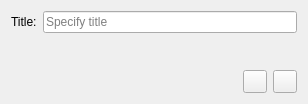
This is ui/novel_creation_dialog.ui in zkovari/plotlyst as Qt 5 draws it before an edit. The edited form follows.
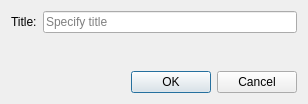
This is the edited form.

Commit message: Replace custom dialog buttons with default ones, closes #240, closes #239

What changed in the file:
```diff
--- a/ui/novel_creation_dialog.ui
+++ b/ui/novel_creation_dialog.ui
@@ -52,47 +52,11 @@
     </spacer>
    </item>
    <item>
-    <layout class="QHBoxLayout" name="horizontalLayout">
-     <item>
-      <spacer name="horizontalSpacer">
-       <property name="orientation">
-        <enum>Qt::Horizontal</enum>
-       </property>
-       <property name="sizeHint" stdset="0">
-        <size>
-         <width>40</width>
-         <height>20</height>
-        </size>
-       </property>
-      </spacer>
-     </item>
-     <item>
-      <widget class="QToolButton" name="btnCancel">
-       <property name="cursor">
-        <cursorShape>PointingHandCursor</cursorShape>
-       </property>
-       <property name="text">
-        <string/>
-       </property>
-       <property name="shortcut">
-        <string>Esc</string>
-       </property>
-      </widget>
-     </item>
-     <item>
-      <widget class="QToolButton" name="btnConfirm">
-       <property name="cursor">
-        <cursorShape>PointingHandCursor</cursorShape>
-       </property>
-       <property name="text">
-        <string/>
-       </property>
-       <property name="shortcut">
-        <string>Return</string>
-       </property>
-      </widget>
-     </item>
-    </layout>
+    <widget class="QDialogButtonBox" name="buttonBox">
+     <property name="standardButtons">
+      <set>QDialogButtonBox::Cancel|QDialogButtonBox::Ok</set>
+     </property>
+    </widget>
    </item>
   </layout>
  </widget>
```
Left out of the diff: 35 changed lines with no effect on the pictures. The commit also changes 5 other files.
